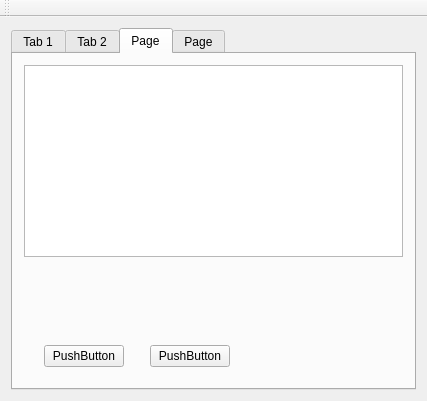
Before: the Qt Designer form mainwindow.ui in dwalx/wrTime, drawn with Qt 5.
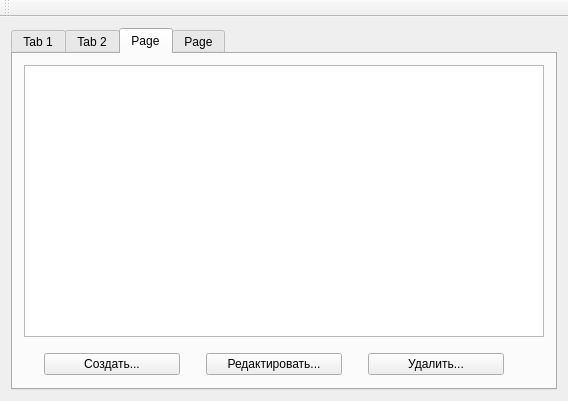
After: the same form once the commit is applied.

Patch:
```diff
--- a/mainwindow.ui
+++ b/mainwindow.ui
@@ -6,10 +6,16 @@
    <rect>
     <x>0</x>
     <y>0</y>
-    <width>427</width>
+    <width>568</width>
     <height>401</height>
    </rect>
   </property>
+  <property name="minimumSize">
+   <size>
+    <width>568</width>
+    <height>401</height>
+   </size>
+  </property>
   <property name="windowTitle">
    <string>MainWindow</string>
   </property>
@@ -247,10 +253,13 @@
             <property name="orientation">
              <enum>Qt::Vertical</enum>
             </property>
+            <property name="sizeType">
+             <enum>QSizePolicy::Fixed</enum>
+            </property>
             <property name="sizeHint" stdset="0">
              <size>
               <width>20</width>
-              <height>40</height>
+              <height>10</height>
              </size>
             </property>
            </spacer>
@@ -280,9 +289,15 @@
              </spacer>
             </item>
             <item>
-             <widget class="QPushButton" name="pushButton_2">
+             <widget class="QPushButton" name="btnTimeCreate">
+              <property name="minimumSize">
+               <size>
+                <width>136</width>
+                <height>0</height>
+               </size>
+              </property>
               <property name="text">
-               <string>PushButton</string>
+               <string>Создать...</string>
               </property>
              </widget>
             </item>
@@ -303,9 +318,44 @@
              </spacer>
             </item>
             <item>
-             <widget class="QPushButton" name="pushButton">
+             <widget class="QPushButton" name="btnTimeEdit">
+              <property name="minimumSize">
+               <size>
+                <width>136</width>
+                <height>0</height>
+               </size>
+              </property>
               <property name="text">
-               <string>PushButton</string>
+               <string>Редактировать...</string>
+              </property>
+             </widget>
+            </item>
+            <item>
+             <spacer name="horizontalSpacer_4">
+              <property name="orientation">
+               <enum>Qt::Horizontal</enum>
+              </property>
+              <property name="sizeType">
+               <enum>QSizePolicy::Fixed</enum>
+              </property>
+              <property name="sizeHint" stdset="0">
+               <size>
+                <width>20</width>
+                <height>20</height>
+               </size>
+              </property>
+             </spacer>
+            </item>
+            <item>
+             <widget class="QPushButton" name="btnTimeDelete">
+              <property name="minimumSize">
+               <size>
+                <width>136</width>
+                <height>0</height>
+               </size>
+              </property>
+              <property name="text">
+               <string>Удалить...</string>
               </property>
              </widget>
             </item>
@@ -335,7 +385,7 @@
             <property name="sizeHint" stdset="0">
              <size>
               <width>20</width>
-              <height>10</height>
+              <height>2</height>
              </size>
             </property>
            </spacer>
```
Left out of the diff: 12 changed lines with no effect on the pictures.
